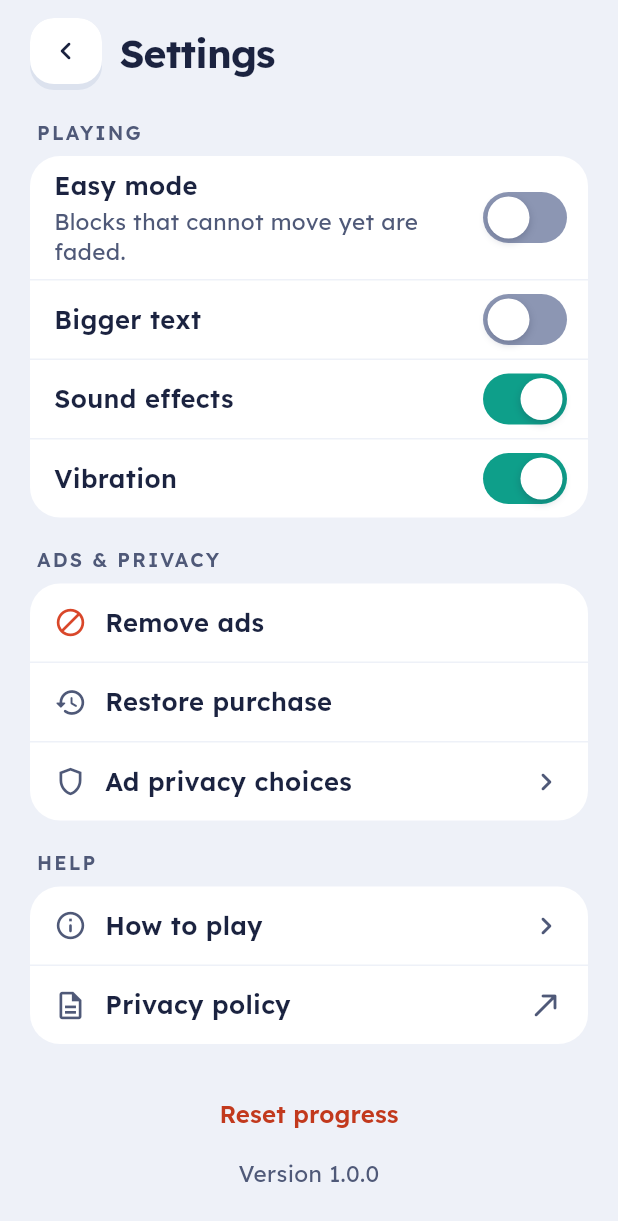
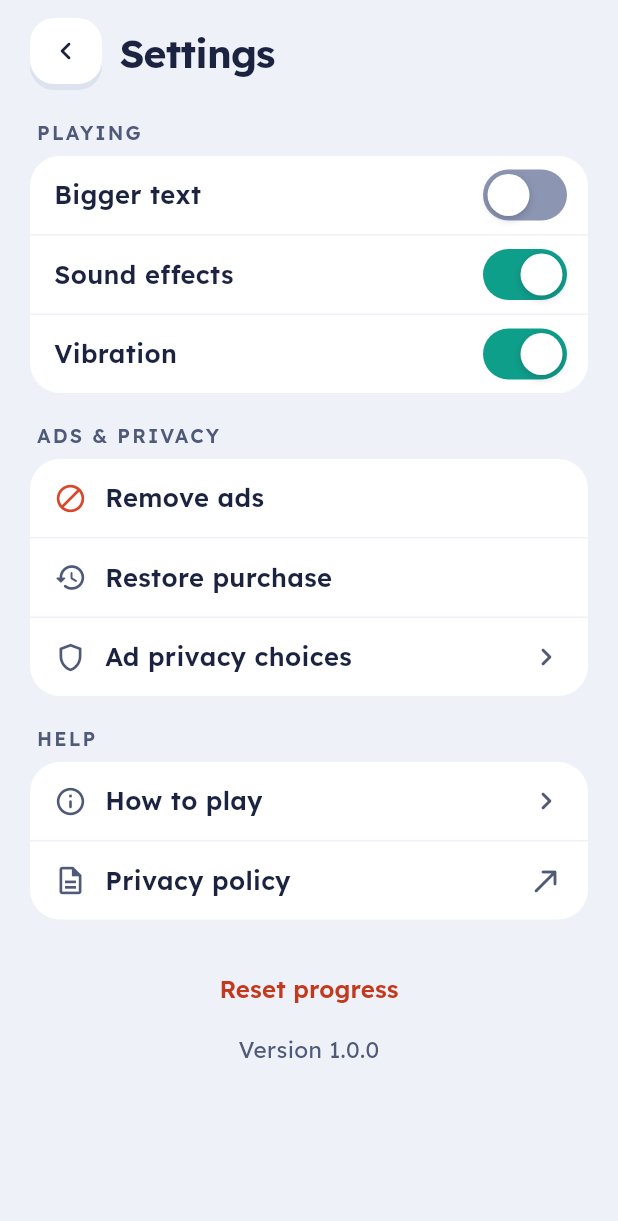
Before and after one commit to vamoose-game/vamoose-android, a Flutter app: the screen it shows after launch, after a tap on "Skip", after a tap on the "settings" icon, on a phone screen of 412 x 824 dp. Shown: the top 1221 px of the screen. Run offline on Flutter 3.47's test engine with Material 3 defaults, Android fonts, the phone set to English and light mode, and no system bars; our stand-ins replace audioplayers, google_mobile_ads, in_app_purchase, material_ui, shared_preferences; missing offline and left inert: in_app_purchase_android; statements that could not run were skipped.

Commit message:
Remove easy mode

```diff
--- a/lib/state/settings_controller.dart
+++ b/lib/state/settings_controller.dart
@@ -5,15 +5,12 @@ import '../data/key_value_store.dart';
 class SettingsController extends ChangeNotifier {
   SettingsController(this._store);
 
-  static const String _easyModeKey = 'settings.easyMode';
   static const String _biggerTextKey = 'settings.biggerText';
   static const String _soundKey = 'settings.sound';
   static const String _vibrationKey = 'settings.vibration';
   static const String _tutorialSeenKey = 'settings.tutorialSeen';
 
   final KeyValueStore _store;
-
-  bool get easyMode => _store.readBool(_easyModeKey) ?? false;
 
   bool get biggerText => _store.readBool(_biggerTextKey) ?? false;
 
@@ -24,8 +21,6 @@ class SettingsController extends ChangeNotifier {
   bool get tutorialSeen => _store.readBool(_tutorialSeenKey) ?? false;
 
   double get textScale => biggerText ? 1.2 : 1;
-
-  Future<void> setEasyMode(bool value) => _write(_easyModeKey, value);
 
   Future<void> setBiggerText(bool value) => _write(_biggerTextKey, value);
 
--- a/lib/ui/game/board_view.dart
+++ b/lib/ui/game/board_view.dart
@@ -9,15 +9,9 @@ import '../theme/palette.dart';
 import '../widgets/block_face.dart';
 
 class BoardView extends StatefulWidget {
-  const BoardView({
-    super.key,
-    required this.session,
-    required this.easyMode,
-    required this.onOutcome,
-  });
+  const BoardView({super.key, required this.session, required this.onOutcome});
 
   final GameSession session;
-  final bool easyMode;
   final ValueChanged<TapOutcome> onOutcome;
 
   @override
@@ -85,7 +79,6 @@ class _BoardViewState extends State<BoardView> {
                   _PlayableBlock(
                     key: ValueKey('block-${block.id}'),
                     block: block,
-                    faded: widget.easyMode && !board.canLeave(block),
                     hinted: block.id == hinted,
                     bumpCount: _bumps[block.id] ?? 0,
                     hitCount: _hits[block.id] ?? 0,
@@ -131,7 +124,6 @@ class _PlayableBlock extends StatefulWidget {
   const _PlayableBlock({
     super.key,
     required this.block,
-    required this.faded,
     required this.hinted,
     required this.bumpCount,
     required this.hitCount,
@@ -139,7 +131,6 @@ class _PlayableBlock extends StatefulWidget {
   });
 
   final Block block;
-  final bool faded;
   final bool hinted;
   final int bumpCount;
   final int hitCount;
@@ -243,7 +234,6 @@ class _PlayableBlockState extends State<_PlayableBlock>
                 scale: scale,
                 child: BlockFace(
                   direction: direction,
-                  faded: widget.faded && !widget.hinted && !hitting,
                   ringColor: hitting
                       ? Palette.ink
                       : (widget.hinted ? Palette.sun : null),
--- a/lib/ui/screens/game_screen.dart
+++ b/lib/ui/screens/game_screen.dart
@@ -9,7 +9,6 @@ import '../../state/daily_controller.dart';
 import '../../state/game_session.dart';
 import '../../state/hint_wallet.dart';
 import '../../state/progress_controller.dart';
-import '../../state/settings_controller.dart';
 import '../formatting.dart';
 import '../game/board_clear_overlay.dart';
 import '../game/board_view.dart';
@@ -165,9 +164,6 @@ class _GameScreenState extends State<GameScreen> with WidgetsBindingObserver {
 
   @override
   Widget build(BuildContext context) {
-    final easyMode = context.select<SettingsController, bool>(
-      (settings) => settings.easyMode,
-    );
     final hints = context.select<HintWallet, int>((wallet) => wallet.count);
     return Scaffold(
       body: SafeArea(
@@ -194,7 +190,6 @@ class _GameScreenState extends State<GameScreen> with WidgetsBindingObserver {
                             BoardView(
                               key: ValueKey(_round),
                               session: _session,
-                              easyMode: easyMode,
                               onOutcome: _onOutcome,
                             ),
                             if (_result != null)
--- a/lib/ui/screens/settings_screen.dart
+++ b/lib/ui/screens/settings_screen.dart
@@ -100,12 +100,6 @@ class SettingsScreen extends StatelessWidget {
             const _SectionLabel('PLAYING'),
             _Group(
               children: [
-                _SwitchRow(
-                  title: 'Easy mode',
-                  subtitle: 'Blocks that cannot move yet are faded.',
-                  value: settings.easyMode,
-                  onChanged: settings.setEasyMode,
-                ),
                 _SwitchRow(
                   title: 'Bigger text',
                   value: settings.biggerText,
@@ -271,11 +265,9 @@ class _SwitchRow extends StatelessWidget {
     required this.title,
     required this.value,
     required this.onChanged,
-    this.subtitle,
   });
 
   final String title;
-  final String? subtitle;
   final bool value;
   final ValueChanged<bool> onChanged;
 
@@ -298,16 +290,6 @@ class _SwitchRow extends StatelessWidget {
                         title,
                         style: AppText.bodyStrong.copyWith(fontSize: 17),
                       ),
-                      if (subtitle != null) ...[
-                        const SizedBox(height: 2),
-                        Text(
-                          subtitle!,
-                          style: AppText.body.copyWith(
-                            fontSize: 15,
-                            height: 1.35,
-                          ),
-                        ),
-                      ],
                     ],
                   ),
                 ),
--- a/lib/ui/widgets/block_face.dart
+++ b/lib/ui/widgets/block_face.dart
@@ -10,14 +10,12 @@ class BlockFace extends StatelessWidget {
   const BlockFace({
     super.key,
     required this.direction,
-    this.faded = false,
     this.ringColor,
     this.ringWidth = 0,
     this.arrowSize,
   });
 
   final Direction direction;
-  final bool faded;
   final Color? ringColor;
   final double ringWidth;
   final double? arrowSize;
@@ -29,9 +27,7 @@ class BlockFace extends StatelessWidget {
         final shortest = constraints.biggest.shortestSide;
         final radius = BorderRadius.circular(min(18, shortest * 0.27));
         final ring = ringColor;
-        return Opacity(
-          opacity: faded ? 0.35 : 1,
-          child: DecoratedBox(
+        return DecoratedBox(
           position: DecorationPosition.foreground,
           decoration: BoxDecoration(
             borderRadius: radius,
@@ -50,7 +46,6 @@ class BlockFace extends StatelessWidget {
             child: ArrowGlyph(
               direction: direction,
               size: arrowSize ?? min(28, shortest * 0.52),
-              ),
             ),
           ),
         );
```
Also changed, not shown: lib/ui/widgets/mini_board.dart (+2 -11 lines), 2 other files. Lines whose indentation alone changed are shown as unchanged.
